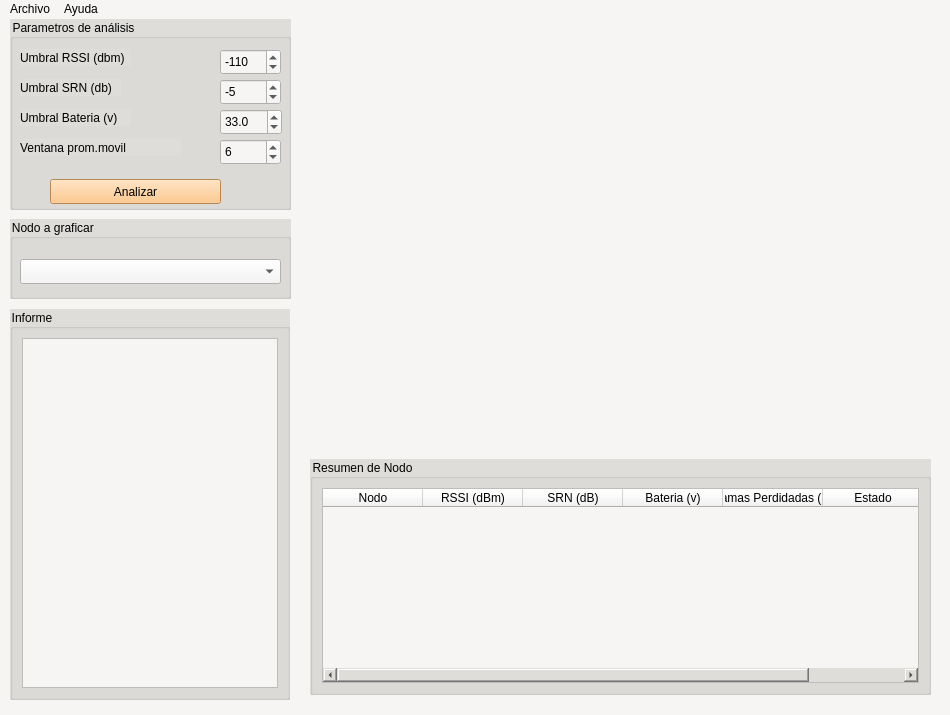
This is ui_sensores_LoRaWan.ui in FrenchiGod/Sensores-_Agricolas_-LoRaWan as Qt 5 draws it before an edit. The edited form follows.
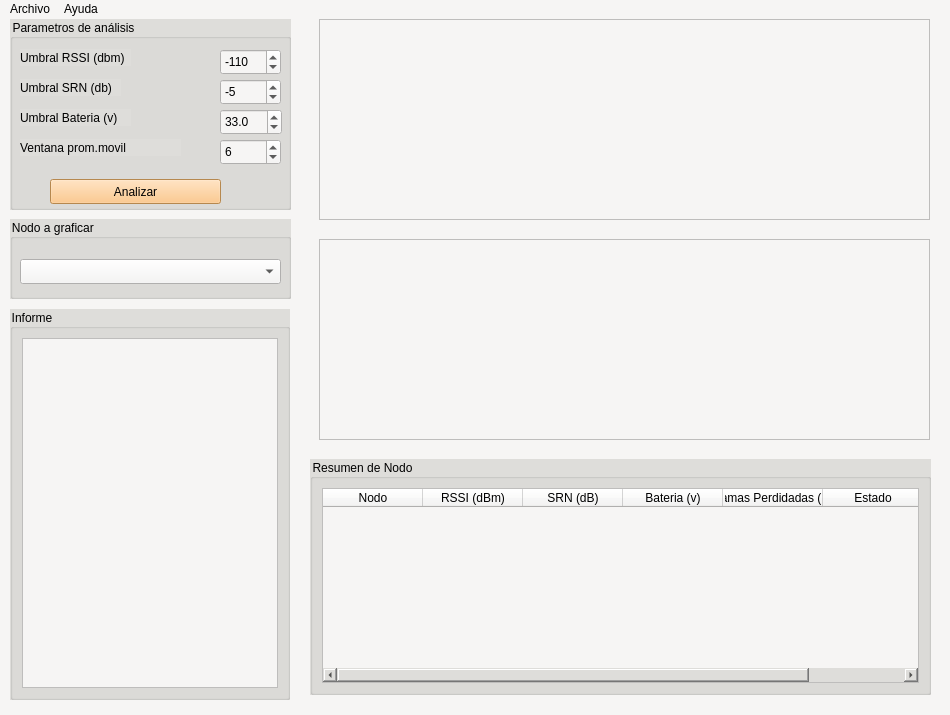
This is the edited form.

Commit message: creacion de Frames para los graficos y distribucion de espacios. FINAL

The edit to the form file:
```diff
--- a/ui_sensores_LoRaWan.ui
+++ b/ui_sensores_LoRaWan.ui
@@ -313,6 +313,38 @@
      </item>
     </layout>
    </widget>
+   <widget class="QFrame" name="frame_Rssi">
+    <property name="geometry">
+     <rect>
+      <x>319</x>
+      <y>220</y>
+      <width>611</width>
+      <height>201</height>
+     </rect>
+    </property>
+    <property name="frameShape">
+     <enum>QFrame::Shape::StyledPanel</enum>
+    </property>
+    <property name="frameShadow">
+     <enum>QFrame::Shadow::Raised</enum>
+    </property>
+   </widget>
+   <widget class="QFrame" name="frame_Bateria">
+    <property name="geometry">
+     <rect>
+      <x>319</x>
+      <y>0</y>
+      <width>611</width>
+      <height>201</height>
+     </rect>
+    </property>
+    <property name="frameShape">
+     <enum>QFrame::Shape::StyledPanel</enum>
+    </property>
+    <property name="frameShadow">
+     <enum>QFrame::Shadow::Raised</enum>
+    </property>
+   </widget>
   </widget>
   <widget class="QMenuBar" name="menuBar">
    <property name="geometry">
```
